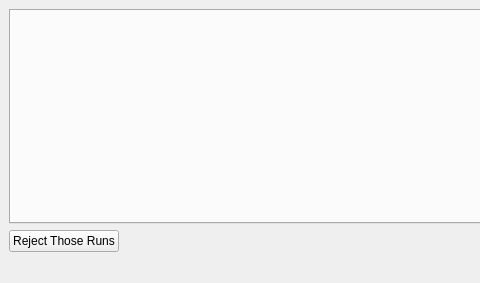
Qt form designer/ui_solve_import_conflicts.ui (neutrons/addie) before a commit; both pictures show x 0 to 480 and y 0 to 283 of the 912 by 283 pixel window.
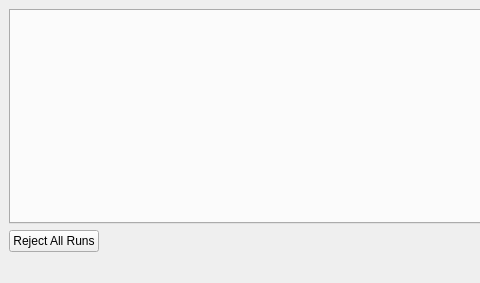
The same form after that commit.

The edit to the form file:
```diff
--- a/designer/ui_solve_import_conflicts.ui
+++ b/designer/ui_solve_import_conflicts.ui
@@ -30,7 +30,7 @@
       <item>
        <widget class="QPushButton" name="reject">
         <property name="text">
-         <string>Reject Those Runs</string>
+         <string>Reject All Runs</string>
         </property>
        </widget>
       </item>
```
